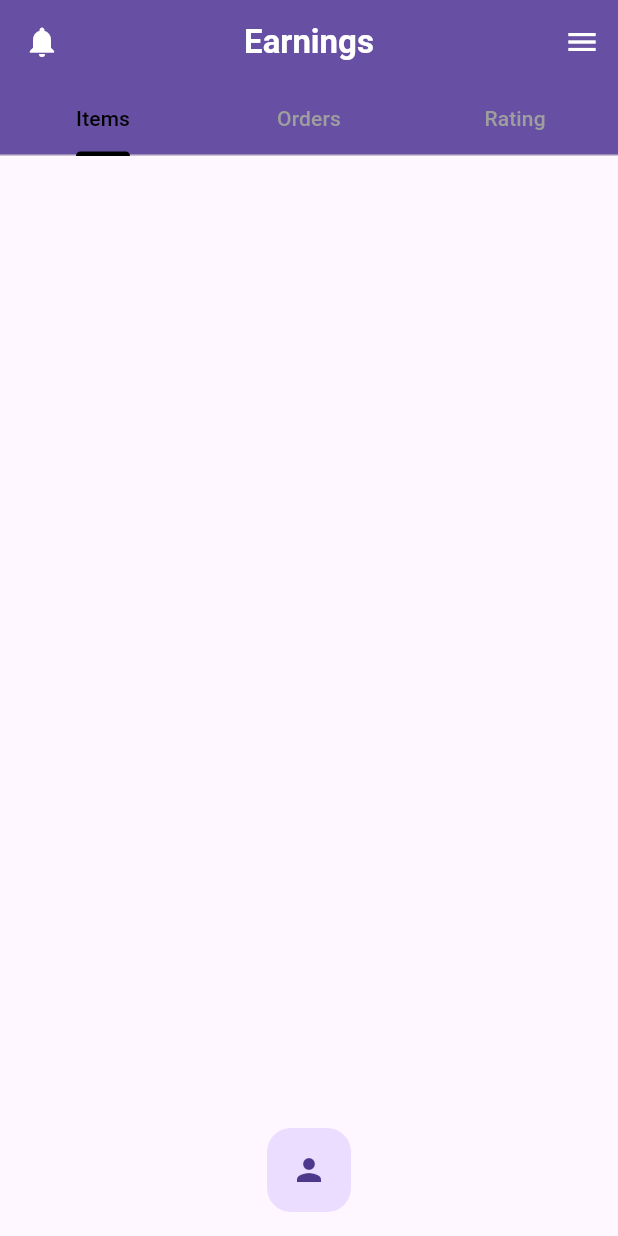
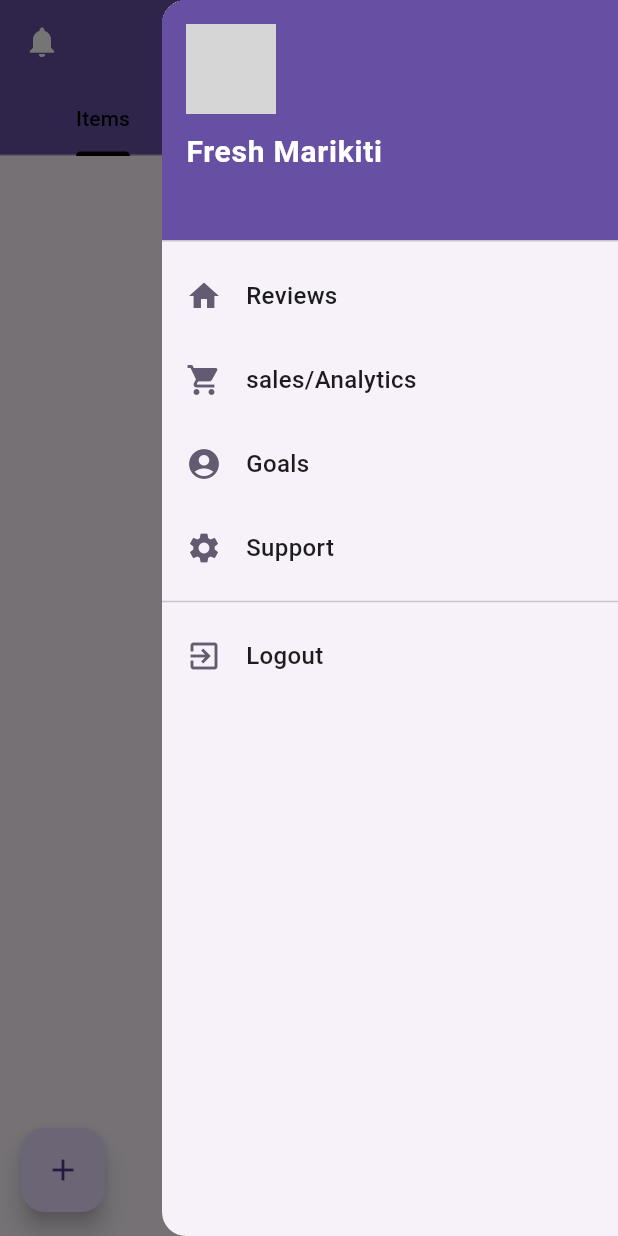
Before and after one commit to ivycommunity/FreshMarikiti, a Flutter app: the screen it shows after launch, with the side drawer open (before the commit the screen has no drawer), on a phone screen of 412 x 824 dp. Run offline on Flutter 3.47's test engine with Material 3 defaults, Android fonts, the phone set to English and light mode, and no system bars; our stand-ins replace flutter_dotenv, image_picker, shared_preferences; grey boxes are pictures that could not be loaded.

Commit message:
Improved the design for homepage2

```diff
--- /dev/null
+++ b/lib/Widgets/home_page_drawer.dart
@@ -0,0 +1,151 @@
+import 'package:flutter/material.dart';
+
+class HomePageDrawer extends StatelessWidget {
+  const HomePageDrawer({super.key});
+
+  @override
+  Widget build(BuildContext context) {
+    return Drawer(
+      child: ListView(
+        padding: EdgeInsets.zero,
+        children: [
+          DrawerHeader(
+            decoration: BoxDecoration(
+              color: Theme.of(context).colorScheme.primary,
+            ),
+            child: const Column(
+              crossAxisAlignment: CrossAxisAlignment.start,
+              children: [
+                CircleAvatar(
+                  radius: 30,
+                  backgroundImage: AssetImage("assets/profile_image.png"),
+                ),
+                SizedBox(height: 10),
+                Text(
+                  "Fresh Marikiti",
+                  style: TextStyle(
+                    color: Colors.white,
+                    fontSize: 20,
+                    fontWeight: FontWeight.bold,
+                  ),
+                ),
+              ],
+            ),
+          ),
+
+          // Using DrawerItem widgets instead of ListTile
+          DrawerItem(
+            icon: Icons.home,
+            title: "Reviews",
+            onTap: () {
+              Navigator.pop(context);
+              // Add navigation logic here
+            },
+          ),
+
+          DrawerItem(
+            icon: Icons.shopping_cart,
+            title: "sales/Analytics",
+            onTap: () {
+              Navigator.pop(context);
+              // Add navigation logic here
+            },
+          ),
+
+          DrawerItem(
+            icon: Icons.account_circle,
+            title: "Goals",
+            onTap: () {
+              Navigator.pop(context);
+              // Add navigation logic here
+            },
+          ),
+
+          DrawerItem(
+            icon: Icons.settings,
+            title: "Support",
+            onTap: () {
+              Navigator.pop(context);
+              // Add navigation logic here
+            },
+          ),
+
+          const Divider(),
+
+          DrawerItem(
+            icon: Icons.exit_to_app,
+            title: "Logout",
+            onTap: () {
+              Navigator.pop(context);
+              // Add logout logic here
+            },
+          ),
+        ],
+      ),
+    );
+  }
+}
+
+// Custom DrawerItem widget
+class DrawerItem extends StatelessWidget {
+  final IconData icon;
+  final String title;
+  final VoidCallback onTap;
+  final bool showBadge;
+  final int badgeCount;
+
+  const DrawerItem({
+    super.key,
+    required this.icon,
+    required this.title,
+    required this.onTap,
+    this.showBadge = false,
+    this.badgeCount = 0,
+  });
+
+  @override
+  Widget build(BuildContext context) {
+    return Padding(
+      padding: const EdgeInsets.symmetric(vertical: 4.0),
+      child: Material(
+        color: Colors.transparent,
+        child: InkWell(
+          onTap: onTap,
+          child: Container(
+            padding: const EdgeInsets.symmetric(horizontal: 16.0, vertical: 12.0),
+            child: Row(
+              children: [
+                Icon(icon, size: 24.0, color: Theme.of(context).colorScheme.secondary),
+                const SizedBox(width: 16.0),
+                Expanded(
+                  child: Text(
+                    title,
+                    style: const TextStyle(
+                      fontSize: 16.0,
+                      fontWeight: FontWeight.w500,
+                    ),
+                  ),
+                ),
+                if (showBadge)
+                  Container(
+                    padding: const EdgeInsets.all(6.0),
+                    decoration: BoxDecoration(
+                      color: Theme.of(context).colorScheme.primary,
+                      shape: BoxShape.circle,
+                    ),
+                    child: Text(
+                      badgeCount.toString(),
+                      style: const TextStyle(
+                        color: Colors.white,
+                        fontSize: 12.0,
+                      ),
+                    ),
+                  ),
+              ],
+            ),
+          ),
+        ),
+      ),
+    );
+  }
+}
--- a/lib/Widgets/pages/homepage_2.dart
+++ b/lib/Widgets/pages/homepage_2.dart
@@ -1,4 +1,5 @@
 import 'package:flutter/material.dart';
+import 'package:marikiti/Widgets/home_page_drawer.dart';
 
 class HomePage2 extends StatelessWidget {
   const HomePage2({super.key});
@@ -10,7 +11,7 @@ class HomePage2 extends StatelessWidget {
       child: Scaffold(
         backgroundColor: Theme.of(context).colorScheme.surface,
         appBar: AppBar(
-          title: Text(
+          title: const Text(
             "Earnings",
             style: TextStyle(fontWeight: FontWeight.bold, color: Colors.white),
           ),
@@ -20,24 +21,24 @@ class HomePage2 extends StatelessWidget {
           actions: [
             Builder(
               builder: (context) => IconButton(
-                icon: Icon(Icons.menu, color: Colors.white),
+                icon: const Icon(Icons.menu, color: Colors.white),
                 onPressed: () {
-                  Scaffold.of(context).openDrawer();
+                  Scaffold.of(context).openEndDrawer(); // Opens the drawer
                 },
               ),
             ),
           ],
           leading: IconButton(
             onPressed: () {
-              //Navigator.push(
-              //context, MaterialPageRoute(builder: (context) => CartPage()));
+              // Navigator.push(
+              // context, MaterialPageRoute(builder: (context) => CartPage()));
             },
             icon: CircleAvatar(
               backgroundColor: Theme.of(context).colorScheme.primary,
-              child: Icon(Icons.notifications, color: Colors.white),
+              child: const Icon(Icons.notifications, color: Colors.white),
             ),
           ),
-          bottom: TabBar(
+          bottom: const TabBar(
             indicatorColor: Colors.black, // Underline color
             labelColor: Colors.black, // Selected tab color
             unselectedLabelColor: Colors.grey, // Unselected tab color
@@ -48,54 +49,92 @@ class HomePage2 extends StatelessWidget {
             ],
           ),
         ),
+
+        endDrawer: const HomePageDrawer(),
+
         body: const TabBarView(
           children: [
             // Content for "Items" tab
             ItemsTab(),
 
             // Content for "Orders" tab
-            Center(child: Text("Ongoing order"),),
             OrdersTab(),
 
             // Content for "Rating" tab
-            Center(child: Text("Rating Content"),),
             RatingTab(),
           ],
         ),
-        floatingActionButton: FloatingActionButton(
-          onPressed: () {
-            // Define the action when the button is pressed
-            print("Profile Button Pressed");
-          },
-          child: Icon(Icons.person),
-          //backgroundColor: Theme.of(context).colorScheme.primary,
-          elevation: 0,
+
+        // Using a Stack for multiple floating action buttons
+        floatingActionButton: Stack(
+          children: [
+            // Left positioned button (add button)
+            Positioned(
+              left: 30,
+              bottom: 0,
+              child: FloatingActionButton(
+                heroTag: "btn1", // Required to avoid Flutter error with multiple FABs
+                onPressed: () {
+                  print("Add Button Pressed");
+                },
+                child: const Icon(Icons.add),
+              ),
+            ),
+
+            // Center positioned button (profile button)
+            Positioned(
+              left: 0,
+              right: 0,
+              bottom: 0,
+              child: Align(
+                alignment: Alignment.center,
+                child: FloatingActionButton(
+                  heroTag: "btn2",
+                  onPressed: () {
+                    print("Profile Button Pressed");
+                  },
+                  child: const Icon(Icons.person),
+                ),
+              ),
+            ),
+
+            // Right positioned button (messages button)
+            Positioned(
+              right: 30,
+              bottom: 0,
+              child: FloatingActionButton(
+                heroTag: "btn3",
+                onPressed: () {
+                  print("Messages Button Pressed");
+                },
+                child: const Icon(Icons.message),
+              ),
+            ),
+          ],
         ),
-        floatingActionButtonLocation: FloatingActionButtonLocation.centerFloat,
       ),
     );
   }
 }
-
 
 class ItemsTab extends StatelessWidget {
   const ItemsTab({super.key});
 
   @override
   Widget build(BuildContext context) {
-    return Scaffold(
-      );
+    return const Center(
+      child: Text("Items Content"),
+    );
   }
 }
-
 
 class OrdersTab extends StatelessWidget {
   const OrdersTab({super.key});
 
   @override
   Widget build(BuildContext context) {
-    return const Scaffold(
-
+    return const Center(
+      child: Text("Orders Content"),
     );
   }
 }
@@ -105,8 +144,8 @@ class RatingTab extends StatelessWidget {
 
   @override
   Widget build(BuildContext context) {
-    return const Scaffold(
-
+    return const Center(
+      child: Text("Rating Content"),
     );
   }
 }
```
